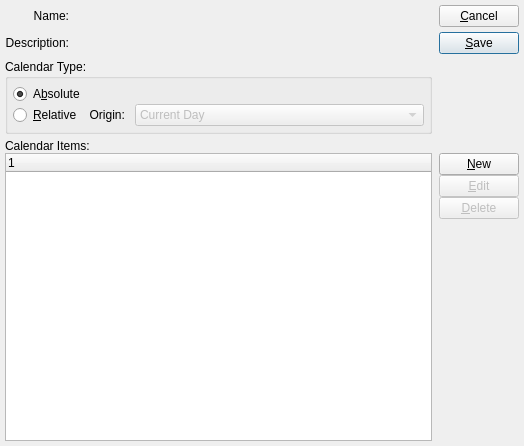
WooodHead/xtuple, file xtuple/trunk/guiclient/calendar.ui: the form before one commit.
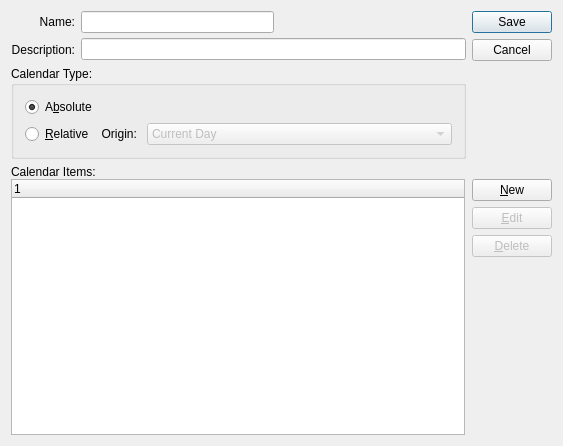
The form after the commit. Custom widgets are drawn as their Qt base class.

The edit to the form file:
```diff
--- a/xtuple/trunk/guiclient/calendar.ui
+++ b/xtuple/trunk/guiclient/calendar.ui
@@ -9,60 +9,24 @@
 to be bound by its terms.</comment>
  <exportmacro></exportmacro>
  <class>calendar</class>
- <widget class="QDialog" name="calendar" >
-  <property name="geometry" >
+ <widget class="QDialog" name="calendar">
+  <property name="geometry">
    <rect>
     <x>0</x>
     <y>0</y>
-    <width>524</width>
+    <width>563</width>
     <height>446</height>
    </rect>
   </property>
   <property name="windowTitle" >
    <string>Calendar</string>
   </property>
-  <layout class="QVBoxLayout" >
-   <property name="margin" >
-    <number>5</number>
-   </property>
-   <property name="spacing" >
-    <number>5</number>
-   </property>
-   <item>
-    <layout class="QHBoxLayout" >
-     <property name="margin" >
-      <number>0</number>
-     </property>
-     <property name="spacing" >
-      <number>7</number>
-     </property>
-     <item>
-      <layout class="QVBoxLayout" >
-       <property name="margin" >
-        <number>0</number>
-       </property>
-       <property name="spacing" >
-        <number>6</number>
-       </property>
-       <item>
-        <layout class="QHBoxLayout" >
-         <property name="margin" >
-          <number>0</number>
-         </property>
-         <property name="spacing" >
-          <number>5</number>
-         </property>
-         <item>
-          <layout class="QVBoxLayout" >
-           <property name="margin" >
-            <number>0</number>
-           </property>
-           <property name="spacing" >
-            <number>5</number>
-           </property>
-           <item>
-            <widget class="QLabel" name="_nameLit" >
-             <property name="text" >
+  <layout class="QGridLayout" name="gridLayout_3">
+   <item row="0" column="0">
+    <layout class="QGridLayout" name="gridLayout">
+     <item row="0" column="0">
+      <widget class="QLabel" name="_nameLit">
+       <property name="text">
               <string>Name:</string>
              </property>
              <property name="alignment" >
@@ -70,9 +34,45 @@
              </property>
             </widget>
            </item>
+     <item row="0" column="1" rowspan="2">
+      <layout class="QVBoxLayout">
+       <property name="spacing">
+        <number>5</number>
+       </property>
            <item>
-            <widget class="QLabel" name="_descriptionLit" >
-             <property name="text" >
+        <layout class="QHBoxLayout">
+         <property name="spacing">
+          <number>0</number>
+         </property>
+         <item>
+          <widget class="XLineEdit" name="_name"/>
+         </item>
+         <item>
+          <spacer>
+           <property name="orientation">
+            <enum>Qt::Horizontal</enum>
+           </property>
+           <property name="sizeType">
+            <enum>QSizePolicy::Expanding</enum>
+           </property>
+           <property name="sizeHint" stdset="0">
+            <size>
+             <width>20</width>
+             <height>20</height>
+            </size>
+           </property>
+          </spacer>
+         </item>
+        </layout>
+       </item>
+       <item>
+        <widget class="XLineEdit" name="_descrip"/>
+       </item>
+      </layout>
+     </item>
+     <item row="1" column="0">
+      <widget class="QLabel" name="_descriptionLit">
+       <property name="text">
               <string>Description:</string>
              </property>
              <property name="alignment" >
@@ -82,65 +82,27 @@
            </item>
           </layout>
          </item>
-         <item>
-          <layout class="QVBoxLayout" >
-           <property name="margin" >
-            <number>0</number>
-           </property>
-           <property name="spacing" >
-            <number>5</number>
-           </property>
-           <item>
-            <layout class="QHBoxLayout" >
-             <property name="margin" >
-              <number>0</number>
-             </property>
-             <property name="spacing" >
-              <number>0</number>
-             </property>
-             <item>
-              <widget class="XLineEdit" name="_name" />
-             </item>
-             <item>
-              <spacer>
-               <property name="orientation" >
-                <enum>Qt::Horizontal</enum>
-               </property>
-               <property name="sizeType" >
-                <enum>QSizePolicy::Expanding</enum>
-               </property>
-               <property name="sizeHint" >
-                <size>
-                 <width>20</width>
-                 <height>20</height>
-                </size>
-               </property>
-              </spacer>
-             </item>
-            </layout>
-           </item>
-           <item>
-            <widget class="XLineEdit" name="_descrip" />
-           </item>
-          </layout>
-         </item>
-        </layout>
-       </item>
-       <item>
-        <widget class="QGroupBox" name="_calendarType" >
-         <property name="title" >
+   <item row="0" column="1" rowspan="2">
+    <widget class="QDialogButtonBox" name="_buttonBox">
+     <property name="orientation">
+      <enum>Qt::Vertical</enum>
+     </property>
+     <property name="standardButtons">
+      <set>QDialogButtonBox::Cancel|QDialogButtonBox::Save</set>
+     </property>
+    </widget>
+   </item>
+   <item row="1" column="0">
+    <widget class="QGroupBox" name="_calendarType">
+     <property name="title">
           <string>Calendar Type:</string>
          </property>
-         <layout class="QVBoxLayout" >
-          <property name="margin" >
-           <number>5</number>
-          </property>
-          <property name="spacing" >
-           <number>0</number>
-          </property>
+     <layout class="QGridLayout" name="gridLayout_2">
+      <item row="0" column="0">
+       <layout class="QHBoxLayout" name="horizontalLayout">
           <item>
-           <widget class="QRadioButton" name="_absolute" >
-            <property name="text" >
+         <widget class="QRadioButton" name="_absolute">
+          <property name="text">
              <string>A&amp;bsolute</string>
             </property>
             <property name="checked" >
@@ -149,29 +111,39 @@
            </widget>
           </item>
           <item>
-           <layout class="QHBoxLayout" >
-            <property name="margin" >
-             <number>0</number>
-            </property>
-            <property name="spacing" >
+         <spacer name="horizontalSpacer">
+          <property name="orientation">
+           <enum>Qt::Horizontal</enum>
+          </property>
+          <property name="sizeHint" stdset="0">
+           <size>
+            <width>40</width>
+            <height>20</height>
+           </size>
+          </property>
+         </spacer>
+        </item>
+       </layout>
+      </item>
+      <item row="1" column="0">
+       <layout class="QHBoxLayout">
+        <property name="spacing">
              <number>5</number>
             </property>
             <item>
-             <widget class="QRadioButton" name="_relative" >
-              <property name="text" >
+         <widget class="QRadioButton" name="_relative">
+          <property name="text">
                <string>&amp;Relative    Origin:</string>
               </property>
              </widget>
             </item>
             <item>
-             <widget class="QComboBox" name="_origin" >
-              <property name="enabled" >
+         <widget class="QComboBox" name="_origin">
+          <property name="enabled">
                <bool>false</bool>
               </property>
-              <property name="sizePolicy" >
-               <sizepolicy>
-                <hsizetype>7</hsizetype>
-                <vsizetype>0</vsizetype>
+          <property name="sizePolicy">
+           <sizepolicy hsizetype="Expanding" vsizetype="Fixed">
                 <horstretch>0</horstretch>
                 <verstretch>0</verstretch>
                </sizepolicy>
@@ -228,95 +200,27 @@
          </layout>
         </widget>
        </item>
-      </layout>
-     </item>
-     <item>
-      <layout class="QVBoxLayout" >
-       <property name="margin" >
+   <item row="2" column="0" colspan="2">
+    <layout class="QVBoxLayout">
+     <property name="spacing">
         <number>0</number>
        </property>
-       <property name="spacing" >
-        <number>0</number>
-       </property>
        <item>
-        <layout class="QVBoxLayout" >
-         <property name="margin" >
-          <number>0</number>
-         </property>
-         <property name="spacing" >
-          <number>5</number>
-         </property>
-         <item>
-          <widget class="QPushButton" name="_close" >
-           <property name="text" >
-            <string>&amp;Cancel</string>
-           </property>
-          </widget>
-         </item>
-         <item>
-          <widget class="QPushButton" name="_save" >
-           <property name="text" >
-            <string>&amp;Save</string>
-           </property>
-           <property name="autoDefault" >
-            <bool>true</bool>
-           </property>
-           <property name="default" >
-            <bool>true</bool>
-           </property>
-          </widget>
-         </item>
-        </layout>
-       </item>
-       <item>
-        <spacer>
-         <property name="orientation" >
-          <enum>Qt::Vertical</enum>
-         </property>
-         <property name="sizeType" >
-          <enum>QSizePolicy::Preferred</enum>
-         </property>
-         <property name="sizeHint" >
-          <size>
-           <width>20</width>
-           <height>80</height>
-          </size>
-         </property>
-        </spacer>
-       </item>
-      </layout>
-     </item>
-    </layout>
-   </item>
-   <item>
-    <layout class="QVBoxLayout" >
-     <property name="margin" >
-      <number>0</number>
-     </property>
-     <property name="spacing" >
-      <number>0</number>
-     </property>
-     <item>
-      <widget class="QLabel" name="_calendarItemsLit" >
-       <property name="text" >
+      <widget class="QLabel" name="_calendarItemsLit">
+       <property name="text">
         <string>Calendar Items:</string>
        </property>
       </widget>
      </item>
      <item>
-      <layout class="QHBoxLayout" >
-       <property name="margin" >
-        <number>0</number>
-       </property>
-       <property name="spacing" >
+      <layout class="QHBoxLayout">
+       <property name="spacing">
         <number>7</number>
        </property>
        <item>
-        <widget class="XTreeWidget" name="_calitem" >
-         <property name="sizePolicy" >
-          <sizepolicy>
-           <hsizetype>7</hsizetype>
-           <vsizetype>7</vsizetype>
+        <widget class="XTreeWidget" name="_calitem">
+         <property name="sizePolicy">
+          <sizepolicy hsizetype="Expanding" vsizetype="Expanding">
            <horstretch>0</horstretch>
            <verstretch>0</verstretch>
           </sizepolicy>
@@ -324,23 +228,17 @@
         </widget>
        </item>
        <item>
-        <layout class="QVBoxLayout" >
-         <property name="margin" >
-          <number>0</number>
-         </property>
-         <property name="spacing" >
-          <number>0</number>
-         </property>
+        <layout class="QVBoxLayout">
          <item>
-          <widget class="QPushButton" name="_new" >
-           <property name="text" >
+          <widget class="QPushButton" name="_new">
+           <property name="text">
             <string>&amp;New</string>
            </property>
           </widget>
          </item>
          <item>
-          <widget class="QPushButton" name="_edit" >
-           <property name="enabled" >
+          <widget class="QPushButton" name="_edit">
+           <property name="enabled">
             <bool>false</bool>
            </property>
            <property name="text" >
@@ -349,8 +247,8 @@
           </widget>
          </item>
          <item>
-          <widget class="QPushButton" name="_delete" >
-           <property name="enabled" >
+          <widget class="QPushButton" name="_delete">
+           <property name="enabled">
             <bool>false</bool>
            </property>
            <property name="text" >
@@ -360,13 +258,13 @@
          </item>
          <item>
           <spacer>
-           <property name="orientation" >
+           <property name="orientation">
             <enum>Qt::Vertical</enum>
            </property>
-           <property name="sizeType" >
+           <property name="sizeType">
             <enum>QSizePolicy::Expanding</enum>
            </property>
-           <property name="sizeHint" >
+           <property name="sizeHint" stdset="0">
             <size>
              <width>20</width>
              <height>20</height>
@@ -382,27 +280,19 @@
    </item>
   </layout>
  </widget>
- <layoutdefault spacing="6" margin="11" />
+ <layoutdefault spacing="6" margin="11"/>
  <pixmapfunction>qPixmapFromMimeSource</pixmapfunction>
  <customwidgets>
+  <customwidget>
+   <class>XLineEdit</class>
+   <extends>QLineEdit</extends>
+   <header>xlineedit.h</header>
+   <container>1</container>
+  </customwidget>
   <customwidget>
    <class>XTreeWidget</class>
    <extends>QTreeWidget</extends>
    <header>xtreewidget.h</header>
-   <container>0</container>
-   <pixmap></pixmap>
-  </customwidget>
-  <customwidget>
-   <class>QTreeWidget</class>
-   <extends>Q3Frame</extends>
-   <header>q3listview.h</header>
-   <container>0</container>
-   <pixmap></pixmap>
-  </customwidget>
-  <customwidget>
-   <class>XLineEdit</class>
-   <extends>QWidget</extends>
-   <header>xlineedit.h</header>
    <container>1</container>
    <pixmap></pixmap>
   </customwidget>
```
Left out of the diff: 87 changed lines with no effect on the pictures. Lines whose indentation alone changed are shown as unchanged.
